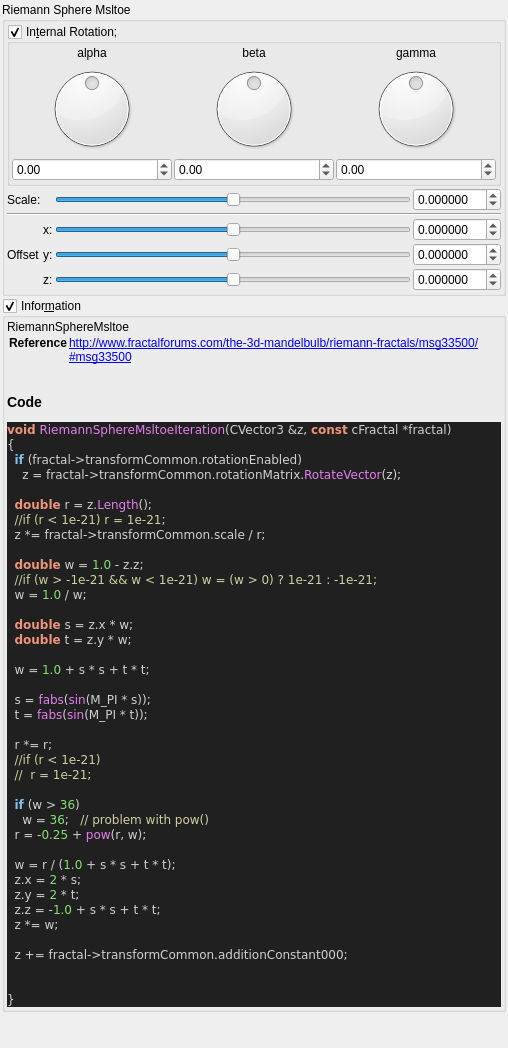
buddhi1980/mandelbulber2, file mandelbulber2/qt_data/fractal_riemann_sphere_msltoe.ui: the form before one commit.
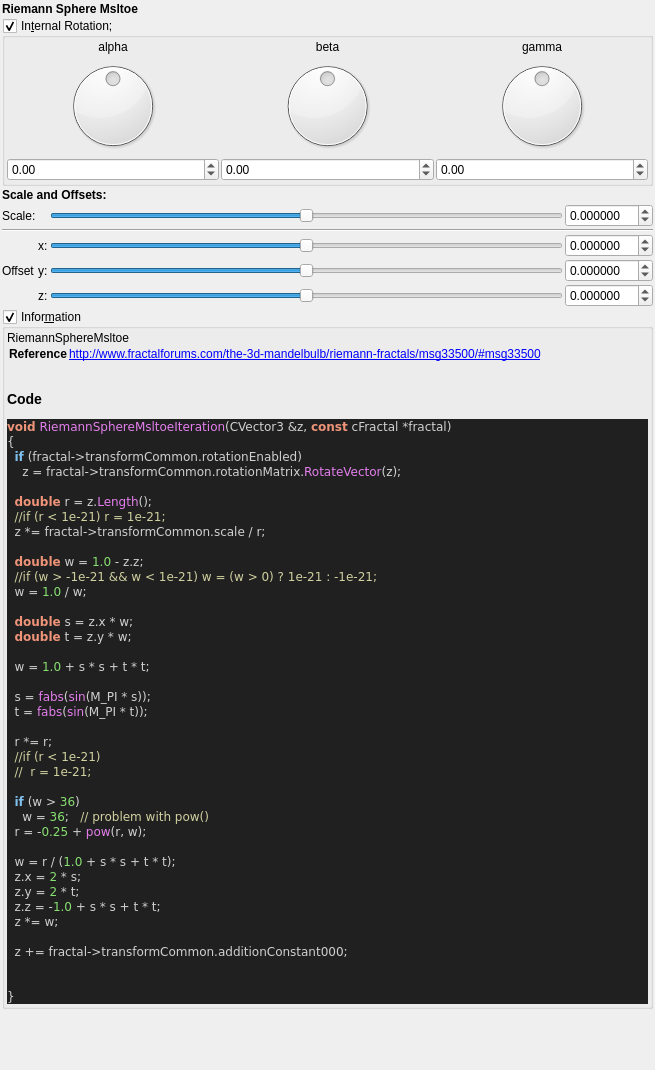
The form after the commit. Custom widgets are drawn as their Qt base class.

Commit message: More formula UI's tidied up

```diff
--- a/mandelbulber2/qt_data/fractal_riemann_sphere_msltoe.ui
+++ b/mandelbulber2/qt_data/fractal_riemann_sphere_msltoe.ui
@@ -6,8 +6,8 @@
    <rect>
     <x>0</x>
     <y>0</y>
-    <width>508</width>
-    <height>1048</height>
+    <width>655</width>
+    <height>1070</height>
    </rect>
   </property>
   <property name="windowTitle">
@@ -30,17 +30,27 @@
     <number>2</number>
    </property>
    <item>
-    <widget class="QGroupBox" name="groupBox">
-     <property name="toolTip">
-      <string>&lt;html&gt;&lt;head/&gt;&lt;body&gt;&lt;p&gt;&lt;span style=&quot; color:#000000;&quot;&gt;MsltoeRiemannSphere&lt;/span&gt;&lt;/p&gt;&lt;p&gt;&lt;span style=&quot; font-family:'Courier New,courier'; color:#000000;&quot;&gt;http://www.fractalforums.com/the-3d-mandelbulb/riemann-fractals/msg33500/#msg33500&lt;/span&gt;&lt;/p&gt;&lt;p</string>
+    <widget class="QLabel" name="label_256">
+     <property name="font">
+      <font>
+       <weight>75</weight>
+       <bold>true</bold>
+      </font>
      </property>
-     <property name="title">
+     <property name="text">
       <string>Riemann Sphere Msltoe </string>
      </property>
+    </widget>
+   </item>
+   <item>
+    <widget class="MyGroupBox" name="groupCheck_transf_rotation_enabled">
+     <property name="title">
+      <string>In&amp;ternal Rotation; </string>
+     </property>
      <property name="checkable">
-      <bool>false</bool>
+      <bool>true</bool>
      </property>
-     <layout class="QVBoxLayout" name="verticalLayout_29" stretch="0">
+     <layout class="QVBoxLayout" name="verticalLayout_8" stretch="0">
       <property name="spacing">
        <number>2</number>
       </property>
@@ -56,6 +66,182 @@
       <property name="bottomMargin">
        <number>2</number>
       </property>
+      <item>
+       <layout class="QGridLayout" name="gridLayout_10">
+        <property name="spacing">
+         <number>2</number>
+        </property>
+        <item row="1" column="2">
+         <widget class="QLabel" name="label_36">
+          <property name="text">
+           <string>gamma</string>
+          </property>
+          <property name="alignment">
+           <set>Qt::AlignCenter</set>
+          </property>
+         </widget>
+        </item>
+        <item row="1" column="1">
+         <widget class="QLabel" name="label_34">
+          <property name="text">
+           <string>beta</string>
+          </property>
+          <property name="alignment">
+           <set>Qt::AlignCenter</set>
+          </property>
+         </widget>
+        </item>
+        <item row="1" column="0">
+         <widget class="QLabel" name="label_35">
+          <property name="text">
+           <string>alpha</string>
+          </property>
+          <property name="alignment">
+           <set>Qt::AlignCenter</set>
+          </property>
+         </widget>
+        </item>
+        <item row="2" column="1">
+         <widget class="QDial" name="dial3_transf_rotation_y">
+          <property name="minimum">
+           <number>-18000</number>
+          </property>
+          <property name="maximum">
+           <number>18000</number>
+          </property>
+          <property name="wrapping">
+           <bool>true</bool>
+          </property>
+         </widget>
+        </item>
+        <item row="2" column="2">
+         <widget class="QDial" name="dial3_transf_rotation_z">
+          <property name="minimum">
+           <number>-18000</number>
+          </property>
+          <property name="maximum">
+           <number>18000</number>
+          </property>
+          <property name="wrapping">
+           <bool>true</bool>
+          </property>
+         </widget>
+        </item>
+        <item row="3" column="0">
+         <widget class="MyDoubleSpinBox" name="spinboxd3_transf_rotation_x">
+          <property name="sizePolicy">
+           <sizepolicy hsizetype="Minimum" vsizetype="Maximum">
+            <horstretch>0</horstretch>
+            <verstretch>0</verstretch>
+           </sizepolicy>
+          </property>
+          <property name="prefix">
+           <string/>
+          </property>
+          <property name="suffix">
+           <string/>
+          </property>
+          <property name="decimals">
+           <number>2</number>
+          </property>
+          <property name="minimum">
+           <double>-180.000000000000000</double>
+          </property>
+          <property name="maximum">
+           <double>180.000000000000000</double>
+          </property>
+          <property name="singleStep">
+           <double>1.000000000000000</double>
+          </property>
+         </widget>
+        </item>
+        <item row="2" column="0">
+         <widget class="QDial" name="dial3_transf_rotation_x">
+          <property name="minimum">
+           <number>-18000</number>
+          </property>
+          <property name="maximum">
+           <number>18000</number>
+          </property>
+          <property name="wrapping">
+           <bool>true</bool>
+          </property>
+         </widget>
+        </item>
+        <item row="3" column="2">
+         <widget class="MyDoubleSpinBox" name="spinboxd3_transf_rotation_z">
+          <property name="sizePolicy">
+           <sizepolicy hsizetype="Minimum" vsizetype="Maximum">
+            <horstretch>0</horstretch>
+            <verstretch>0</verstretch>
+           </sizepolicy>
+          </property>
+          <property name="prefix">
+           <string/>
+          </property>
+          <property name="suffix">
+           <string/>
+          </property>
+          <property name="decimals">
+           <number>2</number>
+          </property>
+          <property name="minimum">
+           <double>-180.000000000000000</double>
+          </property>
+          <property name="maximum">
+           <double>180.000000000000000</double>
+          </property>
+          <property name="singleStep">
+           <double>1.000000000000000</double>
+          </property>
+         </widget>
+        </item>
+        <item row="3" column="1">
+         <widget class="MyDoubleSpinBox" name="spinboxd3_transf_rotation_y">
+          <property name="sizePolicy">
+           <sizepolicy hsizetype="Minimum" vsizetype="Maximum">
+            <horstretch>0</horstretch>
+            <verstretch>0</verstretch>
+           </sizepolicy>
+          </property>
+          <property name="prefix">
+           <string/>
+          </property>
+          <property name="suffix">
+           <string/>
+          </property>
+          <property name="decimals">
+           <number>2</number>
+          </property>
+          <property name="minimum">
+           <double>-180.000000000000000</double>
+          </property>
+          <property name="maximum">
+           <double>180.000000000000000</double>
+          </property>
+          <property name="singleStep">
+           <double>1.000000000000000</double>
+          </property>
+         </widget>
+        </item>
+       </layout>
+      </item>
+     </layout>
+    </widget>
+   </item>
+   <item>
+    <widget class="QLabel" name="label_252">
+     <property name="font">
+      <font>
+       <weight>75</weight>
+       <bold>true</bold>
+      </font>
+     </property>
+     <property name="text">
+      <string>Scale and Offsets:</string>
+     </property>
+    </widget>
+   </item>
       <item>
        <layout class="QGridLayout" name="gridLayout_63">
         <property name="spacing">
@@ -303,197 +489,7 @@
           </property>
          </widget>
         </item>
-        <item row="0" column="1" colspan="4">
-         <widget class="MyGroupBox" name="groupCheck_transf_rotation_enabled">
-          <property name="title">
-           <string>In&amp;ternal Rotation; </string>
-          </property>
-          <property name="checkable">
-           <bool>true</bool>
-          </property>
-          <layout class="QVBoxLayout" name="verticalLayout_8" stretch="0">
-           <property name="spacing">
-            <number>2</number>
-           </property>
-           <property name="leftMargin">
-            <number>2</number>
-           </property>
-           <property name="topMargin">
-            <number>2</number>
-           </property>
-           <property name="rightMargin">
-            <number>2</number>
-           </property>
-           <property name="bottomMargin">
-            <number>2</number>
-           </property>
-           <item>
-            <layout class="QGridLayout" name="gridLayout_10">
-             <property name="spacing">
-              <number>2</number>
-             </property>
-             <item row="1" column="2">
-              <widget class="QLabel" name="label_36">
-               <property name="text">
-                <string>gamma</string>
-               </property>
-               <property name="alignment">
-                <set>Qt::AlignCenter</set>
-               </property>
-              </widget>
-             </item>
-             <item row="1" column="1">
-              <widget class="QLabel" name="label_34">
-               <property name="text">
-                <string>beta</string>
-               </property>
-               <property name="alignment">
-                <set>Qt::AlignCenter</set>
-               </property>
-              </widget>
-             </item>
-             <item row="1" column="0">
-              <widget class="QLabel" name="label_35">
-               <property name="text">
-                <string>alpha</string>
-               </property>
-               <property name="alignment">
-                <set>Qt::AlignCenter</set>
-               </property>
-              </widget>
-             </item>
-             <item row="2" column="1">
-              <widget class="QDial" name="dial3_transf_rotation_y">
-               <property name="minimum">
-                <number>-18000</number>
-               </property>
-               <property name="maximum">
-                <number>18000</number>
-               </property>
-               <property name="wrapping">
-                <bool>true</bool>
-               </property>
-              </widget>
-             </item>
-             <item row="2" column="2">
-              <widget class="QDial" name="dial3_transf_rotation_z">
-               <property name="minimum">
-                <number>-18000</number>
-               </property>
-               <property name="maximum">
-                <number>18000</number>
-               </property>
-               <property name="wrapping">
-                <bool>true</bool>
-               </property>
-              </widget>
-             </item>
-             <item row="3" column="0">
-              <widget class="MyDoubleSpinBox" name="spinboxd3_transf_rotation_x">
-               <property name="sizePolicy">
-                <sizepolicy hsizetype="Minimum" vsizetype="Maximum">
-                 <horstretch>0</horstretch>
-                 <verstretch>0</verstretch>
-                </sizepolicy>
-               </property>
-               <property name="prefix">
-                <string/>
-               </property>
-               <property name="suffix">
-                <string/>
-               </property>
-               <property name="decimals">
-                <number>2</number>
-               </property>
-               <property name="minimum">
-                <double>-180.000000000000000</double>
-               </property>
-               <property name="maximum">
-                <double>180.000000000000000</double>
-               </property>
-               <property name="singleStep">
-                <double>1.000000000000000</double>
-               </property>
-              </widget>
-             </item>
-             <item row="2" column="0">
-              <widget class="QDial" name="dial3_transf_rotation_x">
-               <property name="minimum">
-                <number>-18000</number>
-               </property>
-               <property name="maximum">
-                <number>18000</number>
-               </property>
-               <property name="wrapping">
-                <bool>true</bool>
-               </property>
-              </widget>
-             </item>
-             <item row="3" column="2">
-              <widget class="MyDoubleSpinBox" name="spinboxd3_transf_rotation_z">
-               <property name="sizePolicy">
-                <sizepolicy hsizetype="Minimum" vsizetype="Maximum">
-                 <horstretch>0</horstretch>
-                 <verstretch>0</verstretch>
-                </sizepolicy>
-               </property>
-               <property name="prefix">
-                <string/>
-               </property>
-               <property name="suffix">
-                <string/>
-               </property>
-               <property name="decimals">
-                <number>2</number>
-               </property>
-               <property name="minimum">
-                <double>-180.000000000000000</double>
-               </property>
-               <property name="maximum">
-                <double>180.000000000000000</double>
-               </property>
-               <property name="singleStep">
-                <double>1.000000000000000</double>
-               </property>
-              </widget>
-             </item>
-             <item row="3" column="1">
-              <widget class="MyDoubleSpinBox" name="spinboxd3_transf_rotation_y">
-               <property name="sizePolicy">
-                <sizepolicy hsizetype="Minimum" vsizetype="Maximum">
-                 <horstretch>0</horstretch>
-                 <verstretch>0</verstretch>
-                </sizepolicy>
-               </property>
-               <property name="prefix">
-                <string/>
-               </property>
-               <property name="suffix">
-                <string/>
-               </property>
-               <property name="decimals">
-                <number>2</number>
-               </property>
-               <property name="minimum">
-                <double>-180.000000000000000</double>
-               </property>
-               <property name="maximum">
-                <double>180.000000000000000</double>
-               </property>
-               <property name="singleStep">
-                <double>1.000000000000000</double>
-               </property>
-              </widget>
-             </item>
-            </layout>
-           </item>
-          </layout>
-         </widget>
-        </item>
-       </layout>
-      </item>
-     </layout>
-    </widget>
+    </layout>
    </item>
    <item>
     <widget class="MyGroupBox" name="groupCheck_info">
```
Lines whose indentation alone changed are shown as unchanged. The commit also changes 4 other files.
